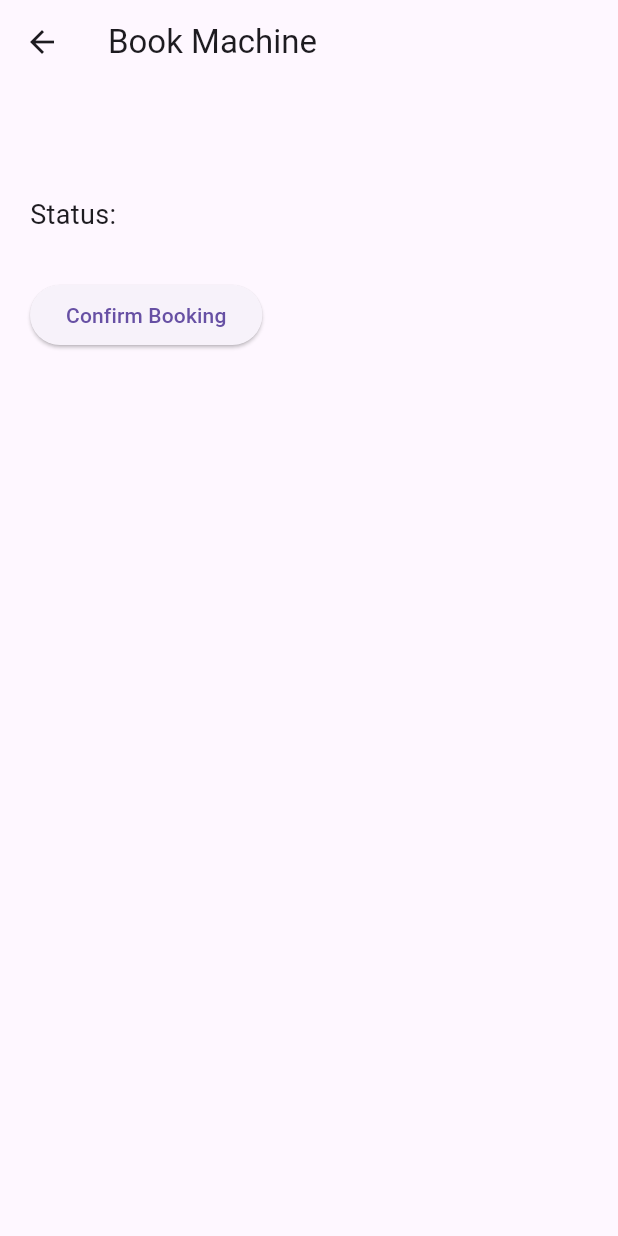
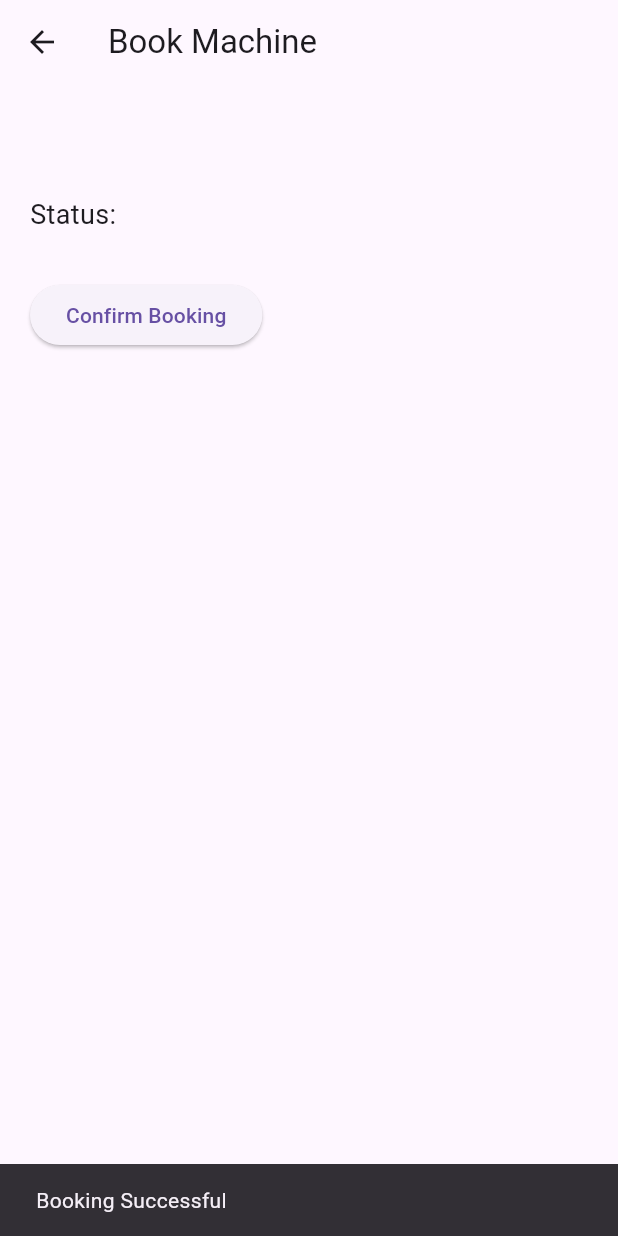
Before and after one commit to dhanapriyabezawada/laundry-booking, a Flutter app: the BookingScreen screen opened directly with empty values, after a tap on "Confirm Booking", on a phone screen of 412 x 824 dp. Run offline on Flutter 3.47's test engine with Material 3 defaults, Android fonts, the phone set to English and light mode, and no system bars.

Commit message:
Booking successful flow implemented

```diff
--- a/lib/booking_screen.dart
+++ b/lib/booking_screen.dart
@@ -35,9 +35,15 @@ class BookingScreen extends StatelessWidget {
             ),
             const SizedBox(height: 30),
             ElevatedButton(
-              onPressed: () {},
-              child: const Text("Confirm Booking"),
-            ),
+  onPressed: () {
+    ScaffoldMessenger.of(context).showSnackBar(
+      const SnackBar(
+        content: Text("Booking Successful"),
+      ),
+    );
+  },
+  child: const Text("Confirm Booking"),
+),
           ],
         ),
       ),
```
